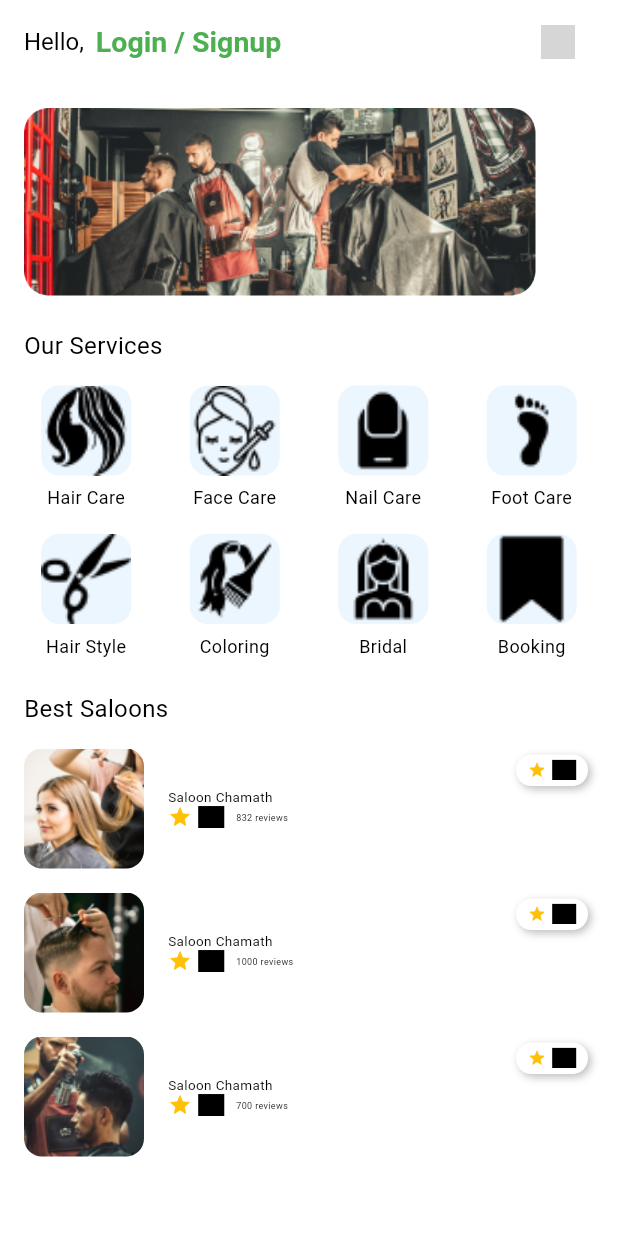
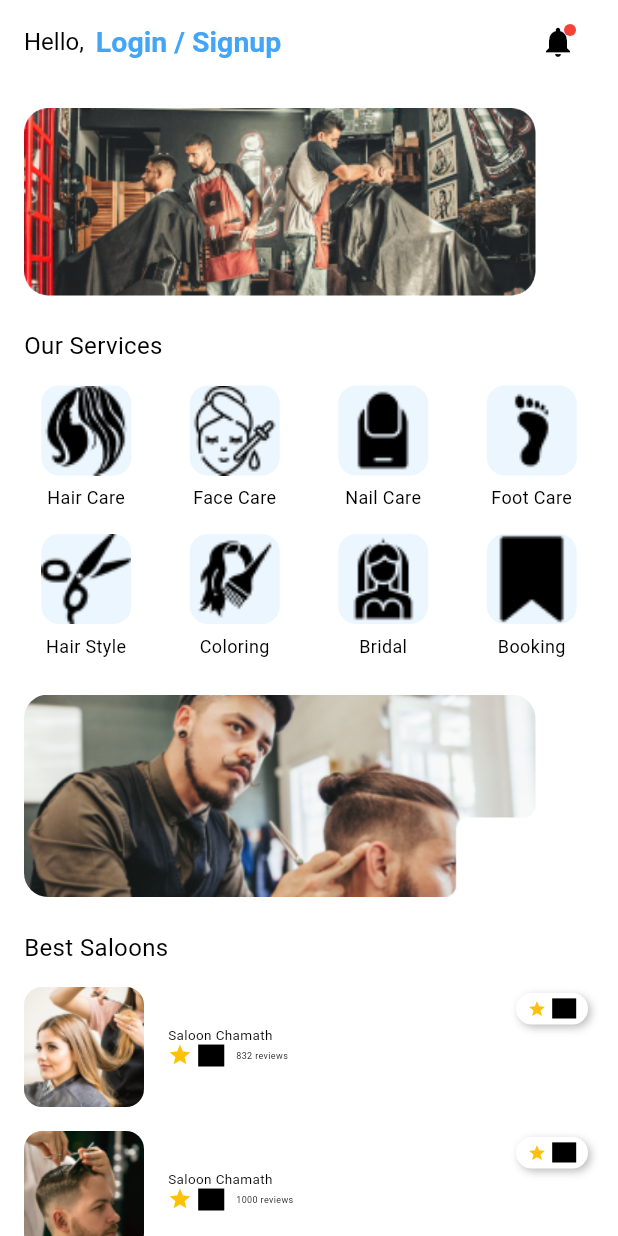
Before and after one commit to thelllmike/saloon_frontend, a Flutter app: the screen it shows after launch, on a phone screen of 412 x 824 dp. Run offline on Flutter 3.47's test engine with Material 3 defaults, Android fonts, the phone set to English and light mode, and no system bars; Roboto replaces fonts that are missing (Montserrat); grey boxes are pictures that could not be loaded.

Commit message:
home page error fix

```diff
--- a/lib/screen/home.dart
+++ b/lib/screen/home.dart
@@ -15,11 +15,27 @@ class HomePage extends StatelessWidget {
         actions: [
           Padding(
             padding: const EdgeInsets.only(right: 16.0),
-            child: IconButton(
-              icon: Image.asset(AssetPaths.loginIcon, width: 23, height: 23),
-              onPressed: () {
-                // Implement login navigation here
-              },
+            child: Stack(
+              children: [
+                IconButton(
+                  icon: Icon(Icons.notifications, color: Colors.black),
+                  onPressed: () {
+                    // Bell icon action here
+                  },
+                ),
+                Positioned(
+                  top: 12,
+                  right: 12,
+                  child: Container(
+                    width: 8,
+                    height: 8,
+                    decoration: BoxDecoration(
+                      color: Colors.red,
+                      shape: BoxShape.circle,
+                    ),
+                  ),
+                ),
+              ],
             ),
           ),
         ],
@@ -35,6 +51,8 @@ class HomePage extends StatelessWidget {
               Text("Our Services", style: AppTextStyles.servicesText),
               SizedBox(height: 16),
               _buildServicesGrid(),
+              SizedBox(height: 24),
+              _buildRatingImage(),  // Added image between Our Services and Best Saloons
               SizedBox(height: 24),
               Text("Best Saloons", style: AppTextStyles.bestSaloonText),
               SizedBox(height: 16),
@@ -55,9 +73,25 @@ class HomePage extends StatelessWidget {
           onTap: () {
             // Implement login navigation here
           },
-          child: Text(
-            "Login / Signup",
-            style: AppTextStyles.loginText.copyWith(color: AppColors.primary),
+          child: Row(
+            children: [
+              Text(
+                "Login / Signup",
+                style: AppTextStyles.loginText.copyWith(
+                  color: AppColors.secondary, // Updated color
+                  fontSize: 19, // Updated font size
+                  fontWeight: FontWeight.w600, // Updated font weight
+                  height: 23.16 / 19, // Updated line height
+                ),
+              ),
+              SizedBox(width: 4), // Adjust spacing between text and icon
+              // Image.asset(
+              //   AssetPaths.loginIcon,
+              //   width: 23,
+              //   height: 23,
+              //   fit: BoxFit.contain,
+              // ),
+            ],
           ),
         ),
       ],
@@ -68,7 +102,7 @@ class HomePage extends StatelessWidget {
     return ClipRRect(
       borderRadius: BorderRadius.circular(16.0),
       child: Image.asset(
-        AssetPaths.imagewithrating, // Replace with the new image with rating
+        AssetPaths.imagewithrating, // Updated banner image
         fit: BoxFit.cover,
       ),
     );
@@ -113,6 +147,16 @@ class HomePage extends StatelessWidget {
           textAlign: TextAlign.center,
         ),
       ],
+    );
+  }
+
+  Widget _buildRatingImage() {
+    return ClipRRect(
+      borderRadius: BorderRadius.circular(16.0),
+      child: Image.asset(
+        AssetPaths.rating,  // Using the new rating image provided
+        fit: BoxFit.cover,
+      ),
     );
   }
 
--- a/lib/theme/assets.dart
+++ b/lib/theme/assets.dart
@@ -15,6 +15,8 @@ class AssetPaths {
   // Banner Image
   static const String imagewithrating = 'assets/images/image_1.png';
 
+  static const String rating = 'assets/images/image.png';
+
   // Salon Images
   static const String salonChamath1 = 'assets/images/saloon_chamath.png';
   static const String salonChamath2 = 'assets/images/salon_chamath_2.png';
```
